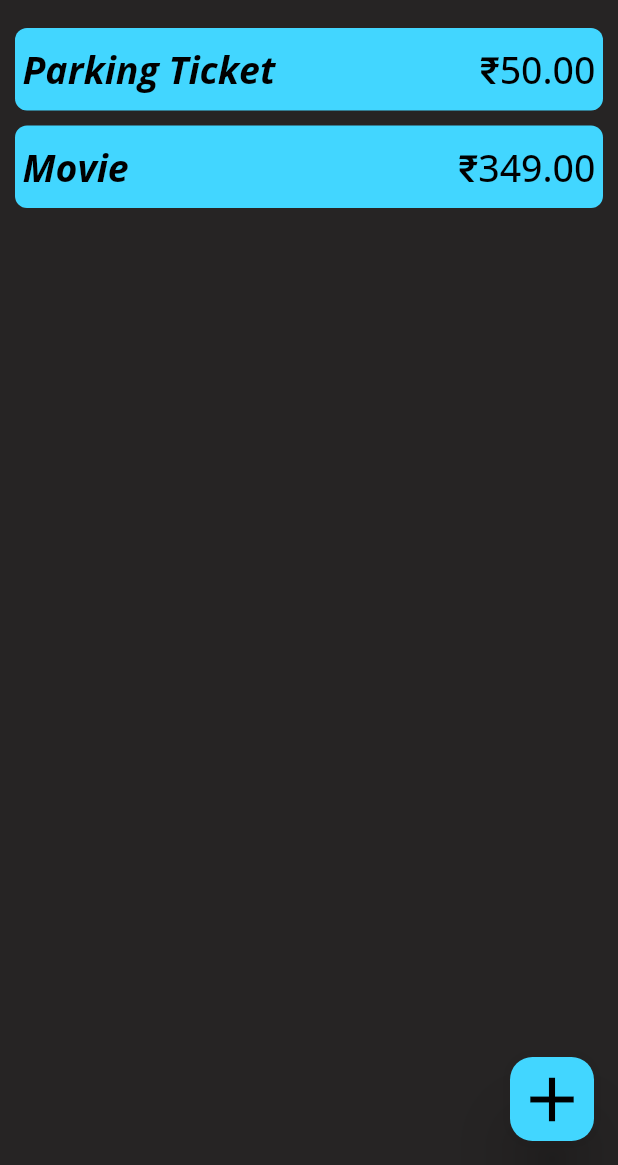
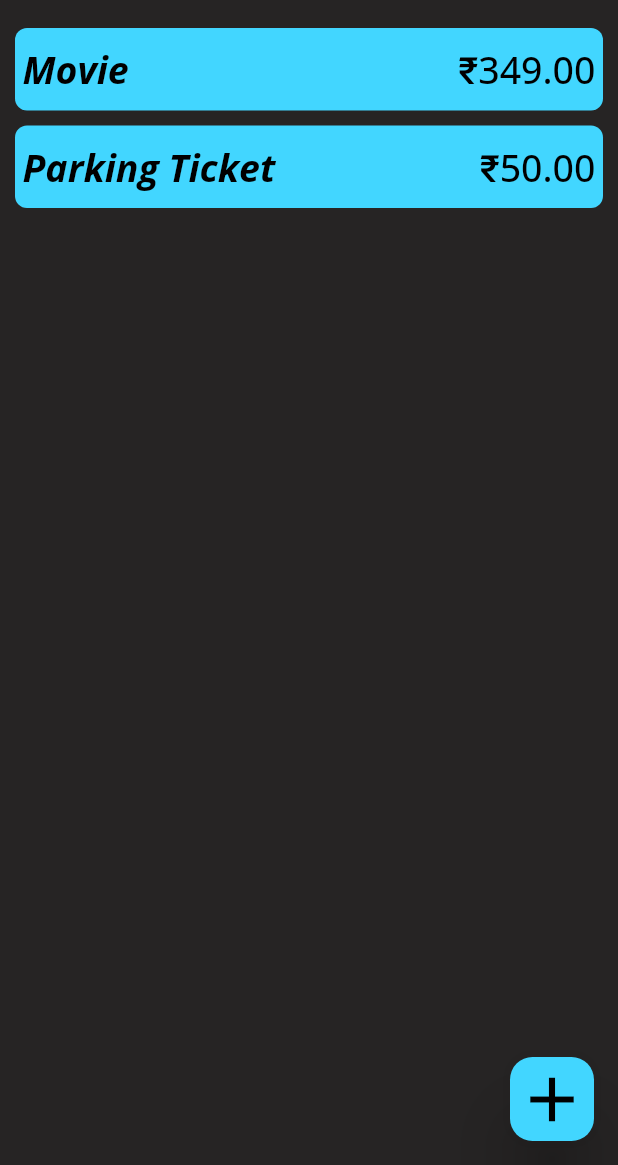
Before and after one commit to samitkapoor/Personal-Expenses, a Flutter app: the screen it shows after launch, on a phone screen of 412 x 824 dp, the part 71-1236 px from its top. Run offline on Flutter 3.47's test engine with Material 2 defaults, Android fonts, the phone set to English and light mode, and no system bars; our stand-ins replace get.

Commit message:
changed tooltip color

```diff
--- a/lib/core/home_page.dart
+++ b/lib/core/home_page.dart
@@ -56,8 +56,9 @@ class Homepage extends StatelessWidget {
           builder: (controller) {
             return ListView(
               padding: const EdgeInsets.symmetric(horizontal: 5, vertical: 5),
+              physics: const BouncingScrollPhysics(),
               children: [
-                ...controller.allRecords.map(
+                ...controller.allRecords.reversed.map(
                   (expenseRecord) {
                     return InkWell(
                       onTap: () async {
--- a/lib/core/personal_expenses.dart
+++ b/lib/core/personal_expenses.dart
@@ -49,7 +49,7 @@ class PersonalExpenses extends StatelessWidget {
         tooltipTheme: const TooltipThemeData(
           textStyle: TextStyle(
             fontFamily: 'OpenSans',
-            color: Colors.black,
+            color: Colors.white,
             fontSize: 16,
           ),
           waitDuration: Duration(seconds: 2),
```
